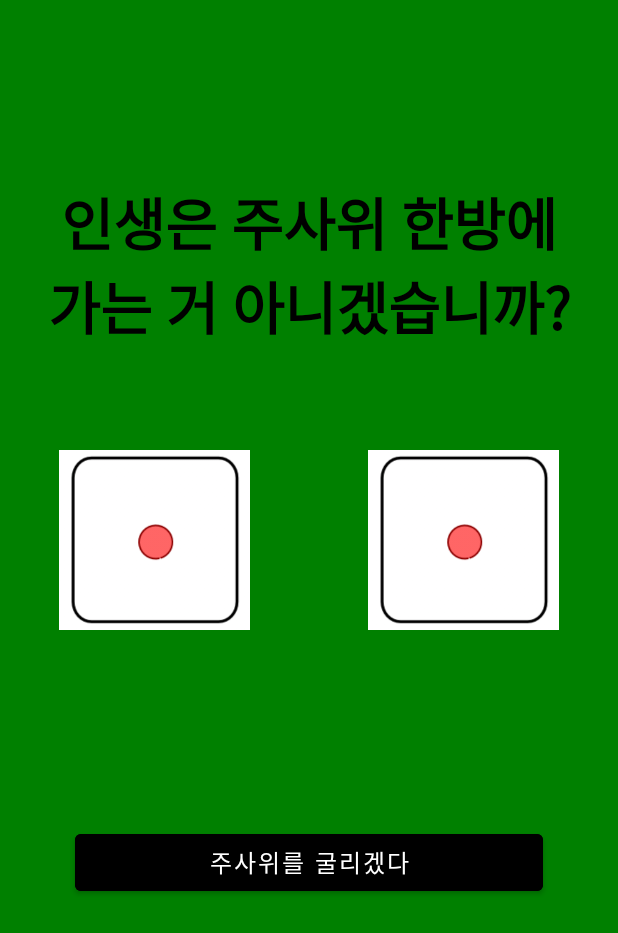
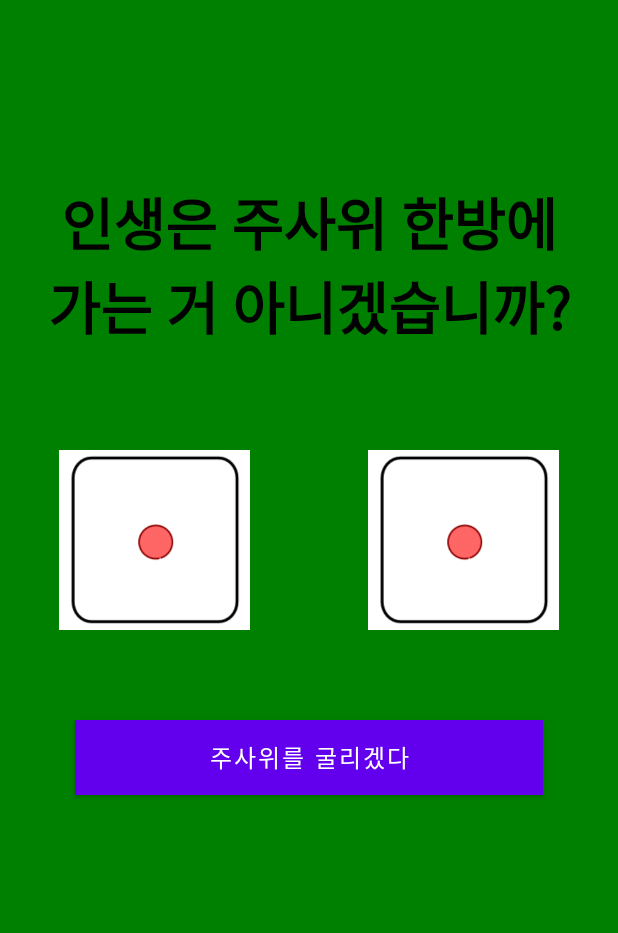
Before and after one commit to nammin-git/footprint, an Android app: the layout activity_main.xml on its own in the app's theme, with its tools: preview values and no code run, on a phone screen of 412 x 824 dp. Shown: the top 933 px of the screen. Run offline under Robolectric (Android 15) with nearby library versions, the phone set to English and light mode, and no system bars.

Commit message:
Add files via upload

```diff
--- a/dice_app/app/src/main/res/layout/activity_main.xml
+++ b/dice_app/app/src/main/res/layout/activity_main.xml
@@ -28,16 +28,18 @@
 
     <LinearLayout
         android:layout_width="match_parent"
-        android:layout_height="200dp"
+        android:layout_height="130dp"
         android:weightSum="2">
 
         <ImageView
+            android:id="@+id/dice1"
             android:layout_width="120dp"
             android:layout_height="120dp"
             android:src="@drawable/dice_1"
             android:layout_weight="1"/>
 
         <ImageView
+            android:id="@+id/dice2"
             android:layout_width="120dp"
             android:layout_height="120dp"
             android:src="@drawable/dice_1"
@@ -46,10 +48,11 @@
     </LinearLayout>
 
     <Button
+        android:id="@+id/diceStartBtn"
         android:layout_width="match_parent"
         android:layout_height="50dp"
         android:text="주사위를 굴리겠다"
-        android:backgroundTint="@color/black"
+        android:background="@color/black"
         android:textColor="@color/white"
         android:textSize="16sp"
         android:layout_margin="50dp"/>
```
